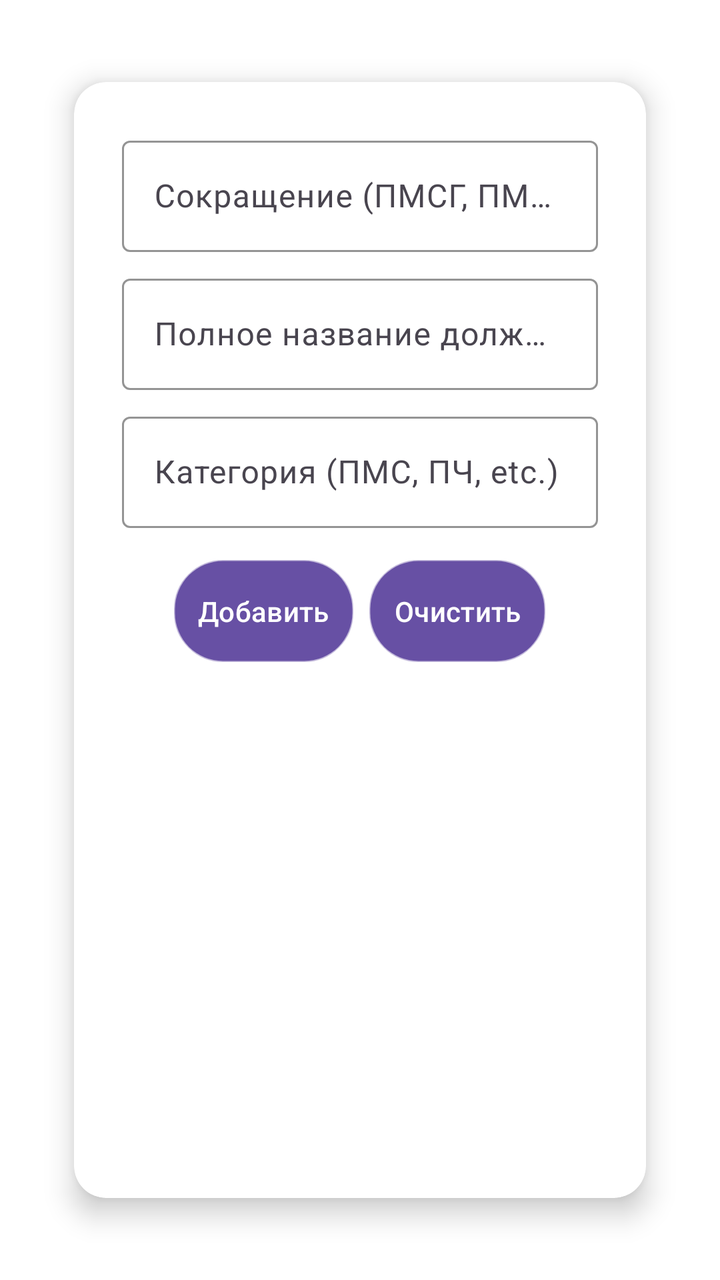
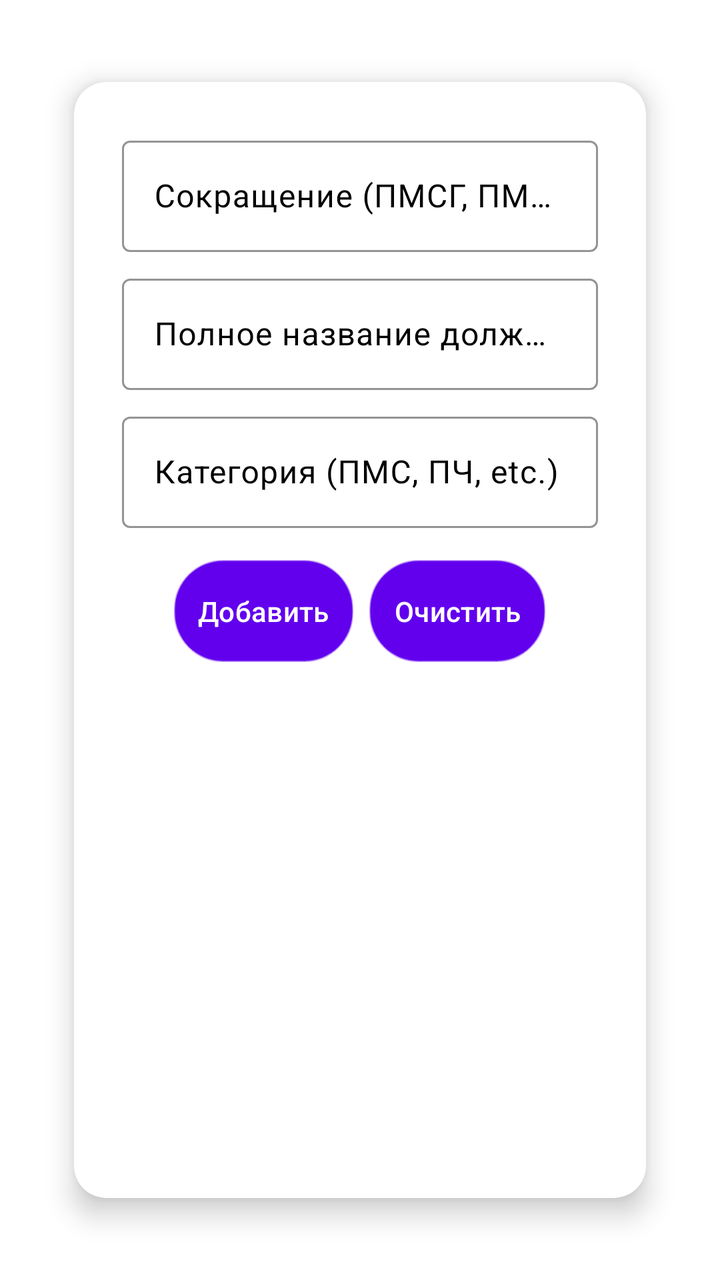

Two renders of the same Android screen: before a commit and after it. Below are the layout's source before the change and the commit's diff.
<!-- AndroidManifest.xml: application theme Theme.ZmeyGorynych -->
<!-- res/layout/activity_position_codes.xml -->
<?xml version="1.0" encoding="utf-8"?>
<androidx.constraintlayout.widget.ConstraintLayout xmlns:android="http://schemas.android.com/apk/res/android"
    xmlns:app="http://schemas.android.com/apk/res-auto"
    xmlns:tools="http://schemas.android.com/tools"
    android:id="@+id/main"
    android:layout_width="match_parent"
    android:layout_height="match_parent"
    android:background="@color/white"
    tools:context=".PositionCodeActivity">

        <androidx.cardview.widget.CardView
            android:id="@+id/cardView"
            android:layout_width="0dp"
            android:layout_height="0dp"
            android:layout_margin="24dp"
            app:cardCornerRadius="16dp"
            app:cardElevation="8dp"
            app:cardUseCompatPadding="true"
            app:layout_constraintBottom_toBottomOf="parent"
            app:layout_constraintEnd_toEndOf="parent"
            app:layout_constraintStart_toStartOf="parent"
            app:layout_constraintTop_toTopOf="parent">

            <LinearLayout
                android:layout_width="match_parent"
                android:layout_height="match_parent"
                android:orientation="vertical"
                android:padding="24dp">


                
                <com.google.android.material.textfield.TextInputLayout
                    android:layout_width="match_parent"
                    android:layout_height="wrap_content"
                    android:layout_marginBottom="8dp"
                    android:hint="Сокращение (ПМСГ, ПМСЗ, etc.)"
                    app:boxStrokeColor="@color/black"
                    app:hintTextColor="@color/black">

                    <com.google.android.material.textfield.TextInputEditText
                        android:id="@+id/etShortCode"
                        android:layout_width="match_parent"
                        android:layout_height="wrap_content"
                        android:inputType="textCapCharacters"
                        android:textColor="@color/black" />

                </com.google.android.material.textfield.TextInputLayout>

                <com.google.android.material.textfield.TextInputLayout
                    android:layout_width="match_parent"
                    android:layout_height="wrap_content"
                    android:layout_marginBottom="8dp"
                    android:hint="Полное название должности"
                    app:boxStrokeColor="@color/black"
                    app:hintTextColor="@color/black">

                    <com.google.android.material.textfield.TextInputEditText
                        android:id="@+id/etFullTitle"
                        android:layout_width="match_parent"
                        android:layout_height="wrap_content"
                        android:inputType="text"
                        android:textColor="@color/black" />

                </com.google.android.material.textfield.TextInputLayout>

                <com.google.android.material.textfield.TextInputLayout
                    android:layout_width="match_parent"
                    android:layout_height="wrap_content"
                    android:layout_marginBottom="16dp"
                    android:hint="Категория (ПМС, ПЧ, etc.)"
                    app:boxStrokeColor="@color/black"
                    app:hintTextColor="@color/black">

                    <com.google.android.material.textfield.TextInputEditText
                        android:id="@+id/etCategory"
                        android:layout_width="match_parent"
                        android:layout_height="wrap_content"
                        android:inputType="textCapCharacters"
                        android:textColor="@color/black" />

                </com.google.android.material.textfield.TextInputLayout>

                
                <LinearLayout
                    android:layout_width="match_parent"
                    android:layout_height="wrap_content"
                    android:layout_marginBottom="16dp"
                    android:orientation="horizontal"
                    android:gravity="center">

                    <Button
                        android:id="@+id/btnAddPositionCode"
                        android:layout_width="wrap_content"
                        android:layout_height="wrap_content"
                        android:layout_marginEnd="8dp"
                        android:background="@drawable/button_ok_background"
                        android:padding="12dp"
                        android:text="Добавить"
                        android:textColor="@color/white"
                        android:textSize="14sp" />

                    <Button
                        android:id="@+id/btnClearPositionCode"
                        android:layout_width="wrap_content"
                        android:layout_height="wrap_content"
                        android:background="@drawable/button_cancel_background"
                        android:padding="12dp"
                        android:text="Очистить"
                        android:textColor="@color/white"
                        android:textSize="14sp" />

                </LinearLayout>

                
                <androidx.recyclerview.widget.RecyclerView
                    android:id="@+id/rvPositionCodes"
                    android:layout_width="match_parent"
                    android:layout_height="0dp"
                    android:layout_weight="1"
                    android:background="@android:color/transparent" />

                
                <ProgressBar
                    android:id="@+id/progressBar"
                    android:layout_width="wrap_content"
                    android:layout_height="wrap_content"
                    android:layout_gravity="center"
                    android:layout_marginTop="16dp"
                    android:visibility="gone" />

            </LinearLayout>

        </androidx.cardview.widget.CardView>

    </androidx.constraintlayout.widget.ConstraintLayout>
<!-- resources referenced by this layout -->
<resources>
  <color name="black">#FF000000</color>
  <color name="white">#FFFFFFFF</color>
  <!-- drawable button_cancel_background (drawable) -->
  <?xml version="1.0" encoding="utf-8"?>
  <shape xmlns:android="http://schemas.android.com/apk/res/android">
      <gradient
          android:startColor="#F44336"
          android:endColor="#D32F2F"
          android:angle="90" />
      <corners android:radius="24dp" />
      <stroke
          android:width="1dp"
          android:color="#66FFFFFF" />
      <padding
          android:left="16dp"
          android:top="12dp"
          android:right="16dp"
          android:bottom="12dp" />
  </shape>
  <!-- drawable button_ok_background (drawable) -->
  <?xml version="1.0" encoding="utf-8"?>
  <shape xmlns:android="http://schemas.android.com/apk/res/android">
      <gradient
          android:startColor="#4CAF50"
          android:endColor="#45A049"
          android:angle="90" />
      <corners android:radius="24dp" />
      <stroke
          android:width="1dp"
          android:color="#66FFFFFF" />
      <padding
          android:left="16dp"
          android:top="12dp"
          android:right="16dp"
          android:bottom="12dp" />
  </shape>
  <style name="Theme.ZmeyGorynych" parent="Base.Theme.ZmeyGorynych">
          
          <item name="windowActionBar">true</item>
          <item name="windowNoTitle">false</item>
      </style>
  <style name="Base.Theme.ZmeyGorynych" parent="Theme.Material3.DayNight">
          
          
      </style>
</resources>

<!-- the commit's change to res/layout/activity_position_codes.xml (unified diff, before → after) -->
@@ -5,7 +5,7 @@
     android:id="@+id/main"
     android:layout_width="match_parent"
     android:layout_height="match_parent"
-    android:background="@color/white"
+    android:background="?attr/colorBackground"
     tools:context=".PositionCodeActivity">
 
         <androidx.cardview.widget.CardView
@@ -34,15 +34,15 @@
                     android:layout_height="wrap_content"
                     android:layout_marginBottom="8dp"
                     android:hint="Сокращение (ПМСГ, ПМСЗ, etc.)"
-                    app:boxStrokeColor="@color/black"
-                    app:hintTextColor="@color/black">
+                    app:boxStrokeColor="?attr/colorPrimary"
+                    app:hintTextColor="?attr/colorOnSurfaceVariant">
 
                     <com.google.android.material.textfield.TextInputEditText
                         android:id="@+id/etShortCode"
                         android:layout_width="match_parent"
                         android:layout_height="wrap_content"
                         android:inputType="textCapCharacters"
-                        android:textColor="@color/black" />
+                        android:textColor="?attr/colorOnBackground" />
 
                 </com.google.android.material.textfield.TextInputLayout>
 
@@ -51,15 +51,15 @@
                     android:layout_height="wrap_content"
                     android:layout_marginBottom="8dp"
                     android:hint="Полное название должности"
-                    app:boxStrokeColor="@color/black"
-                    app:hintTextColor="@color/black">
+                    app:boxStrokeColor="?attr/colorPrimary"
+                    app:hintTextColor="?attr/colorOnSurfaceVariant">
 
                     <com.google.android.material.textfield.TextInputEditText
                         android:id="@+id/etFullTitle"
                         android:layout_width="match_parent"
                         android:layout_height="wrap_content"
                         android:inputType="text"
-                        android:textColor="@color/black" />
+                        android:textColor="?attr/colorOnBackground" />
 
                 </com.google.android.material.textfield.TextInputLayout>
 
@@ -68,15 +68,15 @@
                     android:layout_height="wrap_content"
                     android:layout_marginBottom="16dp"
                     android:hint="Категория (ПМС, ПЧ, etc.)"
-                    app:boxStrokeColor="@color/black"
-                    app:hintTextColor="@color/black">
+                    app:boxStrokeColor="?attr/colorPrimary"
+                    app:hintTextColor="?attr/colorOnSurfaceVariant">
 
                     <com.google.android.material.textfield.TextInputEditText
                         android:id="@+id/etCategory"
                         android:layout_width="match_parent"
                         android:layout_height="wrap_content"
                         android:inputType="textCapCharacters"
-                        android:textColor="@color/black" />
+                        android:textColor="?attr/colorOnBackground" />
 
                 </com.google.android.material.textfield.TextInputLayout>
 
<!-- resource entries referenced after the edit -->
@@ -37,13 +37,50 @@
           android:bottom="12dp" />
   </shape>
   <style name="Theme.ZmeyGorynych" parent="Base.Theme.ZmeyGorynych">
-          
           <item name="windowActionBar">true</item>
           <item name="windowNoTitle">false</item>
+  
+          <item name="colorPrimary">@color/purple_500</item>
+          <item name="colorPrimaryContainer">@color/purple_700</item>
+          <item name="colorOnPrimary">@color/white</item>
+          <item name="colorOnPrimaryContainer">@color/white</item>
+  
+          <item name="colorSecondary">@color/teal_200</item>
+          <item name="colorSecondaryContainer">@color/teal_700</item>
+          <item name="colorOnSecondary">@color/black</item>
+          <item name="colorOnSecondaryContainer">@color/black</item>
+  
+          <item name="colorSurfaceVariant">#FFF5F5F5</item>
+          <item name="colorOnBackground">@color/black</item>
+          <item name="colorOnSurface">@color/black</item>
+          <item name="colorOnSurfaceVariant">@color/black</item>
+  
+          <item name="colorError">#FFB00020</item>
+          <item name="colorErrorContainer">#FFF9DEDC</item>
+          <item name="colorOnError">@color/white</item>
+          <item name="colorOnErrorContainer">#FF410E0B</item>
+  
+          <item name="android:textColorPrimary">@color/black</item>
+          <item name="android:textColorSecondary">#FF666666</item>
+  
+          <item name="android:statusBarColor">?attr/colorPrimary</item>
+          <item name="android:navigationBarColor">?attr/colorSurface</item>
+  
+          
+          <item name="android:windowBackground">@color/white</item>
       </style>
   <style name="Base.Theme.ZmeyGorynych" parent="Theme.Material3.DayNight">
           
+          <item name="android:colorBackground">@color/white</item> 
+          <item name="colorSurface">@color/white</item>
+  
           
+          <item name="android:windowBackground">@color/white</item>
+          <item name="colorPrimarySurface">@color/white</item>
       </style>
+  <color name="purple_500">#FF6200EE</color>
+  <color name="purple_700">#FF3700B3</color>
+  <color name="teal_200">#FF03DAC5</color>
+  <color name="teal_700">#FF018786</color>
 </resources>
 
